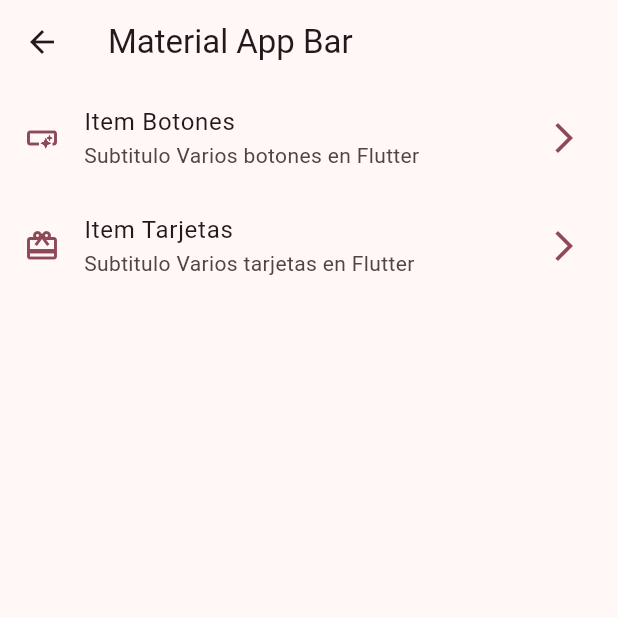
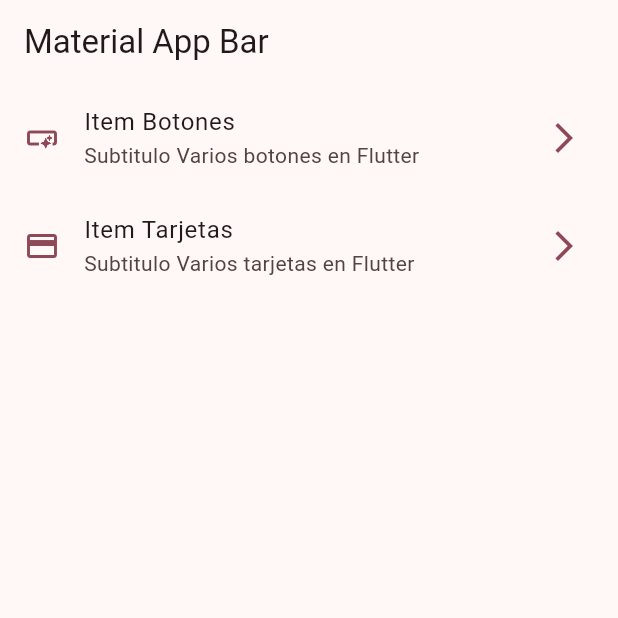
Before and after one commit to Rigel-Developer/basic_widgets, a Flutter app: the HomeScreen screen opened by its route, on a phone screen of 412 x 824 dp, the top half of it. Run offline on Flutter 3.47's test engine with Material 3 defaults, Android fonts, the phone set to English and light mode, and no system bars; our stand-ins replace go_router.

Commit message:
chore: Update menu item icon in menu_items.dart and remove unused imports in main.dart and home_screen.dart add go_router

```diff
--- a/lib/config/menu/menu_items.dart
+++ b/lib/config/menu/menu_items.dart
@@ -25,6 +25,6 @@ const appMenuItems = <MenuItem>[
     title: 'Tarjetas',
     subTitle: 'Varios tarjetas en Flutter',
     link: '/cards',
-    icon: Icons.card_giftcard,
+    icon: Icons.credit_card,
   ),
 ];
--- /dev/null
+++ b/lib/config/router/app_router.dart
@@ -0,0 +1,21 @@
+import 'package:basic_widgets/presentation/screens/screens.dart';
+import 'package:go_router/go_router.dart';
+
+// GoRouter configuration
+final appRouter = GoRouter(
+  initialLocation: '/',
+  routes: [
+    GoRoute(
+      path: '/',
+      builder: (context, state) => const HomeScreen(),
+    ),
+    GoRoute(
+      path: '/buttons',
+      builder: (context, state) => const ButtonsScreen(),
+    ),
+    GoRoute(
+      path: '/cards',
+      builder: (context, state) => const CardsScreen(),
+    ),
+  ],
+);
--- a/lib/presentation/screens/home/home_screen.dart
+++ b/lib/presentation/screens/home/home_screen.dart
@@ -1,6 +1,6 @@
 import 'package:basic_widgets/config/menu/menu_items.dart';
-import 'package:basic_widgets/presentation/screens/buttons/buttons_screen.dart';
 import 'package:flutter/material.dart';
+import 'package:go_router/go_router.dart';
 
 class HomeScreen extends StatelessWidget {
   const HomeScreen({super.key});
@@ -54,7 +54,9 @@ class _CustomListTile extends StatelessWidget {
         //   ),
         // );
 
-        Navigator.of(context).pushNamed(menuItem.link);
+        // Navigator.of(context).pushNamed(menuItem.link);
+
+        context.push(menuItem.link);
       },
     );
   }
--- /dev/null
+++ b/lib/presentation/screens/screens.dart
@@ -0,0 +1,3 @@
+export 'package:basic_widgets/presentation/screens/buttons/buttons_screen.dart';
+export 'package:basic_widgets/presentation/screens/cards/cards_screen.dart';
+export 'package:basic_widgets/presentation/screens/home/home_screen.dart';
```
Also changed, not shown: lib/main.dart (+9 -10 lines), pubspec.yaml (+4 -12 lines), pubspec.lock.
